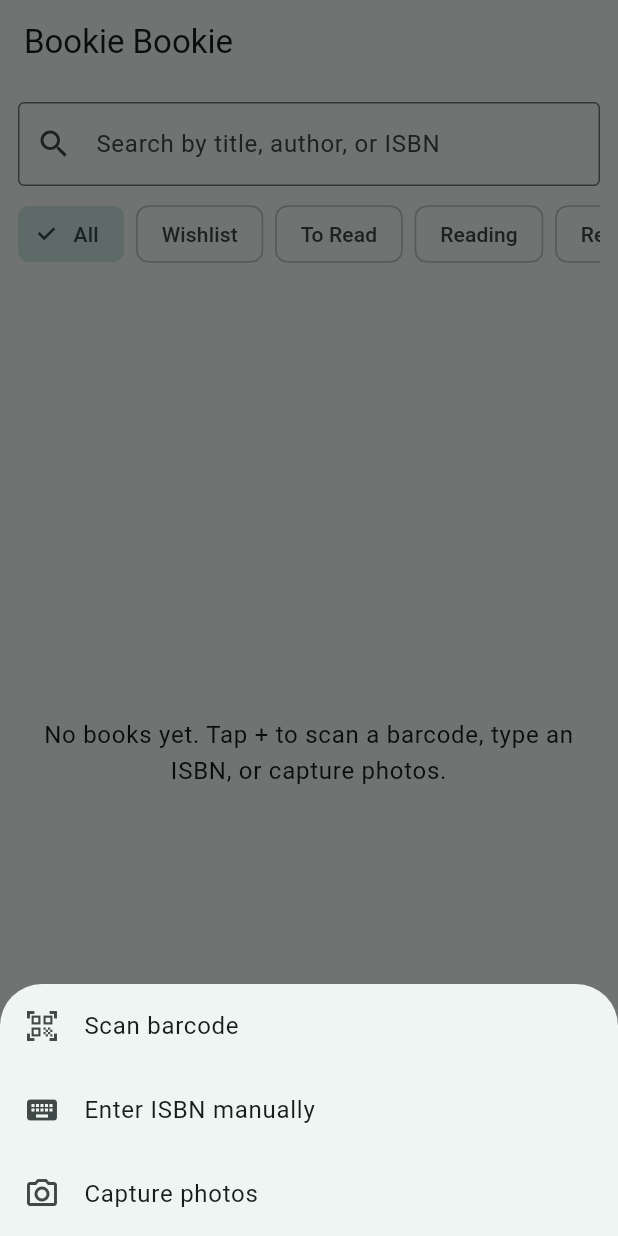
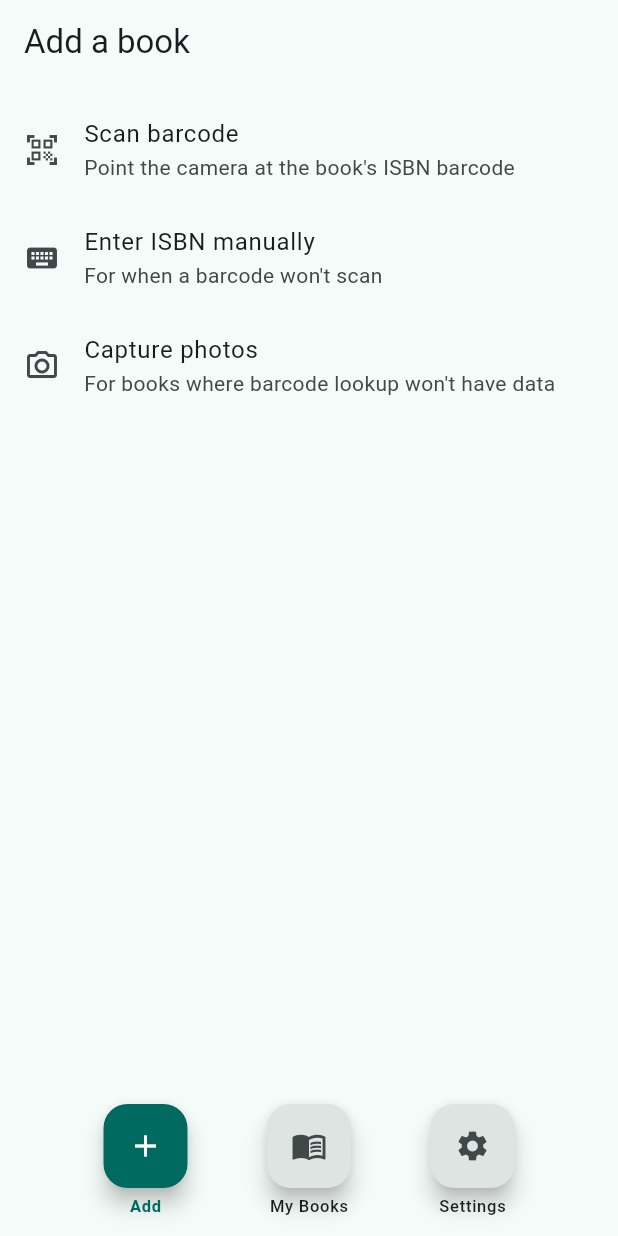
Before and after one commit to XDinuka/bookie-bookie, a Flutter app: the screen it shows after launch, after a tap on the "add" icon, on a phone screen of 412 x 824 dp. Run offline on Flutter 3.47's test engine with Material 3 defaults, Android fonts, the phone set to English and light mode, and no system bars; our stand-ins replace image_picker, sqflite; missing offline and left inert: flutter_tesseract_ocr, google_mlkit_text_recognition, mobile_scanner; accounts and stored records are empty.

Commit message:
Replace the per-screen FAB with a bottom Add / My Books / Settings row
HomeShell is now the app's root: an IndexedStack of three tabs (Add,
My Books, Settings) with My Books as the default, switched via a row of
three floating buttons pinned to the bottom instead of a single FAB.
Using IndexedStack rather than swapping widgets means each tab keeps its
state across switches — the catalog's search/filter, or an in-progress
add flow, survive a trip to another tab and back.

The old add-book bottom sheet (Scan / Manual / Photos) becomes its own
AddBookScreen tab instead of a modal, since it's now a first-class
destination rather than something reached via a button on the catalog.
Settings is a placeholder for now — nothing has asked for actual
settings yet, but the nav needs somewhere to point.

CatalogScreen drops its FloatingActionButton and the add-menu logic
that lived on it; its empty-state copy points at the new Add tab
instead of a "+" button that no longer exists there.

```diff
--- a/lib/main.dart
+++ b/lib/main.dart
@@ -3,7 +3,7 @@ import 'package:provider/provider.dart';
 
 import 'data/book_repository.dart';
 import 'data/sqlite_book_repository.dart';
-import 'screens/catalog_screen.dart';
+import 'screens/home_shell.dart';
 import 'services/extraction_queue.dart';
 import 'services/ml_kit_text_extractor.dart';
 import 'services/photo_storage_service.dart';
@@ -41,7 +41,7 @@ class BookieBookieApp extends StatelessWidget {
           brightness: Brightness.dark,
           useMaterial3: true,
         ),
-        home: const CatalogScreen(),
+        home: const HomeShell(),
       ),
     );
   }
--- /dev/null
+++ b/lib/screens/add_book_screen.dart
@@ -0,0 +1,48 @@
+import 'package:flutter/material.dart';
+
+import 'manual_entry_screen.dart';
+import 'photo_capture_screen.dart';
+import 'scan_screen.dart';
+
+/// The three ways to add a book, per the README: scan a barcode, type an
+/// ISBN, or capture photos for a book barcode lookup won't have data for.
+class AddBookScreen extends StatelessWidget {
+  const AddBookScreen({super.key});
+
+  @override
+  Widget build(BuildContext context) {
+    return Scaffold(
+      appBar: AppBar(title: const Text('Add a book')),
+      body: ListView(
+        padding: const EdgeInsets.symmetric(vertical: 8),
+        children: [
+          ListTile(
+            leading: const Icon(Icons.qr_code_scanner),
+            title: const Text('Scan barcode'),
+            subtitle: const Text("Point the camera at the book's ISBN barcode"),
+            onTap: () => Navigator.of(context)
+                .push(MaterialPageRoute(builder: (_) => const ScanScreen())),
+          ),
+          ListTile(
+            leading: const Icon(Icons.keyboard),
+            title: const Text('Enter ISBN manually'),
+            subtitle: const Text("For when a barcode won't scan"),
+            onTap: () => Navigator.of(context).push(
+              MaterialPageRoute(builder: (_) => const ManualEntryScreen()),
+            ),
+          ),
+          ListTile(
+            leading: const Icon(Icons.camera_alt_outlined),
+            title: const Text('Capture photos'),
+            subtitle: const Text(
+              "For books where barcode lookup won't have data",
+            ),
+            onTap: () => Navigator.of(context).push(
+              MaterialPageRoute(builder: (_) => const PhotoCaptureScreen()),
+            ),
+          ),
+        ],
+      ),
+    );
+  }
+}
--- a/lib/screens/catalog_screen.dart
+++ b/lib/screens/catalog_screen.dart
@@ -6,12 +6,10 @@ import '../models/book.dart';
 import '../models/reading_status.dart';
 import '../widgets/book_list_tile.dart';
 import 'book_form_screen.dart';
-import 'manual_entry_screen.dart';
-import 'photo_capture_screen.dart';
-import 'scan_screen.dart';
 
-/// The whole app's home screen: search the catalog, open an entry to
-/// review/edit it, delete it, or start one of the three add-book flows.
+/// "My Books": search the catalog, filter by reading status, and open an
+/// entry to review/edit or delete it. Adding a book lives on its own tab
+/// (see [AddBookScreen] via [HomeShell]).
 class CatalogScreen extends StatefulWidget {
   const CatalogScreen({super.key});
 
@@ -76,44 +74,6 @@ class _CatalogScreenState extends State<CatalogScreen> {
       await context.read<BookRepository>().delete(book.id!);
       await _reload();
     }
-  }
-
-  Future<void> _openAddMenu() async {
-    final choice = await showModalBottomSheet<_AddChoice>(
-      context: context,
-      builder: (context) => SafeArea(
-        child: Column(
-          mainAxisSize: MainAxisSize.min,
-          children: [
-            ListTile(
-              leading: const Icon(Icons.qr_code_scanner),
-              title: const Text('Scan barcode'),
-              onTap: () => Navigator.of(context).pop(_AddChoice.scan),
-            ),
-            ListTile(
-              leading: const Icon(Icons.keyboard),
-              title: const Text('Enter ISBN manually'),
-              onTap: () => Navigator.of(context).pop(_AddChoice.manual),
-            ),
-            ListTile(
-              leading: const Icon(Icons.camera_alt_outlined),
-              title: const Text('Capture photos'),
-              onTap: () => Navigator.of(context).pop(_AddChoice.photos),
-            ),
-          ],
-        ),
-      ),
-    );
-
-    if (!mounted || choice == null) return;
-
-    final screen = switch (choice) {
-      _AddChoice.scan => const ScanScreen(),
-      _AddChoice.manual => const ManualEntryScreen(),
-      _AddChoice.photos => const PhotoCaptureScreen(),
-    };
-    await Navigator.of(context).push(MaterialPageRoute(builder: (_) => screen));
-    await _reload();
   }
 
   @override
@@ -206,15 +166,9 @@ class _CatalogScreenState extends State<CatalogScreen> {
           ),
         ],
       ),
-      floatingActionButton: FloatingActionButton(
-        onPressed: _openAddMenu,
-        child: const Icon(Icons.add),
-      ),
     );
   }
 }
-
-enum _AddChoice { scan, manual, photos }
 
 class _EmptyState extends StatelessWidget {
   const _EmptyState({required this.filtered});
@@ -227,7 +181,7 @@ class _EmptyState extends StatelessWidget {
       child: Padding(
         padding: const EdgeInsets.all(24),
         child: Text(
-          filtered ? 'No books with this status.' : 'No books yet. Tap + to scan a barcode, type an ISBN, or capture photos.',
+          filtered ? 'No books with this status.' : 'No books yet. Use Add below to scan a barcode, type an ISBN, or capture photos.',
           textAlign: TextAlign.center,
           style: Theme.of(context).textTheme.bodyLarge,
         ),
--- /dev/null
+++ b/lib/screens/home_shell.dart
@@ -0,0 +1,105 @@
+import 'package:flutter/material.dart';
+
+import 'add_book_screen.dart';
+import 'catalog_screen.dart';
+import 'settings_screen.dart';
+
+/// The app's root navigation shell: a bottom row of floating buttons
+/// switches between Add / My Books / Settings, with My Books as the
+/// default screen. Each screen stays alive via [IndexedStack], so
+/// switching tabs and back preserves things like the catalog's search
+/// text and an in-progress add flow.
+class HomeShell extends StatefulWidget {
+  const HomeShell({super.key});
+
+  @override
+  State<HomeShell> createState() => _HomeShellState();
+}
+
+class _HomeShellState extends State<HomeShell> {
+  static const _defaultIndex = 1; // My Books
+
+  int _selectedIndex = _defaultIndex;
+
+  @override
+  Widget build(BuildContext context) {
+    return Scaffold(
+      body: IndexedStack(
+        index: _selectedIndex,
+        children: const [AddBookScreen(), CatalogScreen(), SettingsScreen()],
+      ),
+      bottomNavigationBar: SafeArea(
+        child: Padding(
+          padding: const EdgeInsets.symmetric(horizontal: 16, vertical: 12),
+          child: Row(
+            mainAxisAlignment: MainAxisAlignment.spaceEvenly,
+            children: [
+              _ShellButton(
+                icon: Icons.add,
+                label: 'Add',
+                selected: _selectedIndex == 0,
+                onPressed: () => setState(() => _selectedIndex = 0),
+              ),
+              _ShellButton(
+                icon: Icons.menu_book,
+                label: 'My Books',
+                selected: _selectedIndex == 1,
+                onPressed: () => setState(() => _selectedIndex = 1),
+              ),
+              _ShellButton(
+                icon: Icons.settings,
+                label: 'Settings',
+                selected: _selectedIndex == 2,
+                onPressed: () => setState(() => _selectedIndex = 2),
+              ),
+            ],
+          ),
+        ),
+      ),
+    );
+  }
+}
+
+class _ShellButton extends StatelessWidget {
+  const _ShellButton({
+    required this.icon,
+    required this.label,
+    required this.selected,
+    required this.onPressed,
+  });
+
+  final IconData icon;
+  final String label;
+  final bool selected;
+  final VoidCallback onPressed;
+
+  @override
+  Widget build(BuildContext context) {
+    final scheme = Theme.of(context).colorScheme;
+    return Column(
+      mainAxisSize: MainAxisSize.min,
+      children: [
+        FloatingActionButton(
+          heroTag:
+              null, // several FABs on screen at once; no hero animation needed
+          onPressed: onPressed,
+          backgroundColor: selected
+              ? scheme.primary
+              : scheme.surfaceContainerHighest,
+          foregroundColor: selected
+              ? scheme.onPrimary
+              : scheme.onSurfaceVariant,
+          child: Icon(icon),
+        ),
+        const SizedBox(height: 4),
+        Text(
+          label,
+          style: Theme.of(context).textTheme.labelSmall?.copyWith(
+            color: selected ? scheme.primary : null,
+            fontWeight: selected ? FontWeight.bold : null,
+          ),
+        ),
+      ],
+    );
+  }
+}
--- /dev/null
+++ b/lib/screens/settings_screen.dart
@@ -0,0 +1,21 @@
+import 'package:flutter/material.dart';
+
+/// Placeholder — no settings exist yet. Kept as its own screen so the
+/// bottom navigation has somewhere to point; fill in as settings get asked
+/// for.
+class SettingsScreen extends StatelessWidget {
+  const SettingsScreen({super.key});
+
+  @override
+  Widget build(BuildContext context) {
+    return Scaffold(
+      appBar: AppBar(title: const Text('Settings')),
+      body: Center(
+        child: Text(
+          'Nothing here yet.',
+          style: Theme.of(context).textTheme.bodyLarge,
+        ),
+      ),
+    );
+  }
+}
```
Also changed, not shown: 1 other file.
